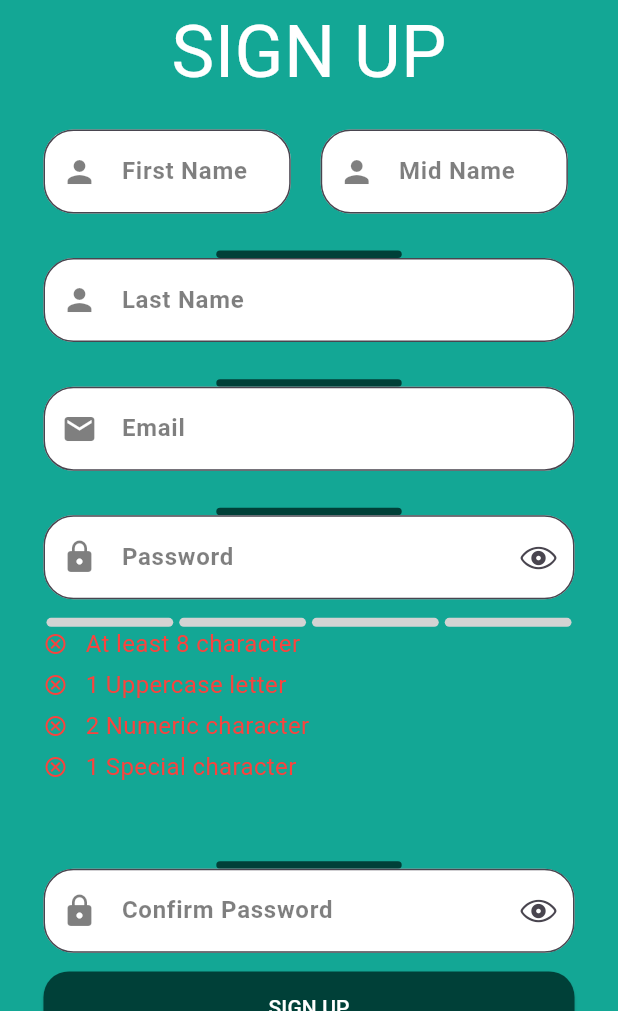
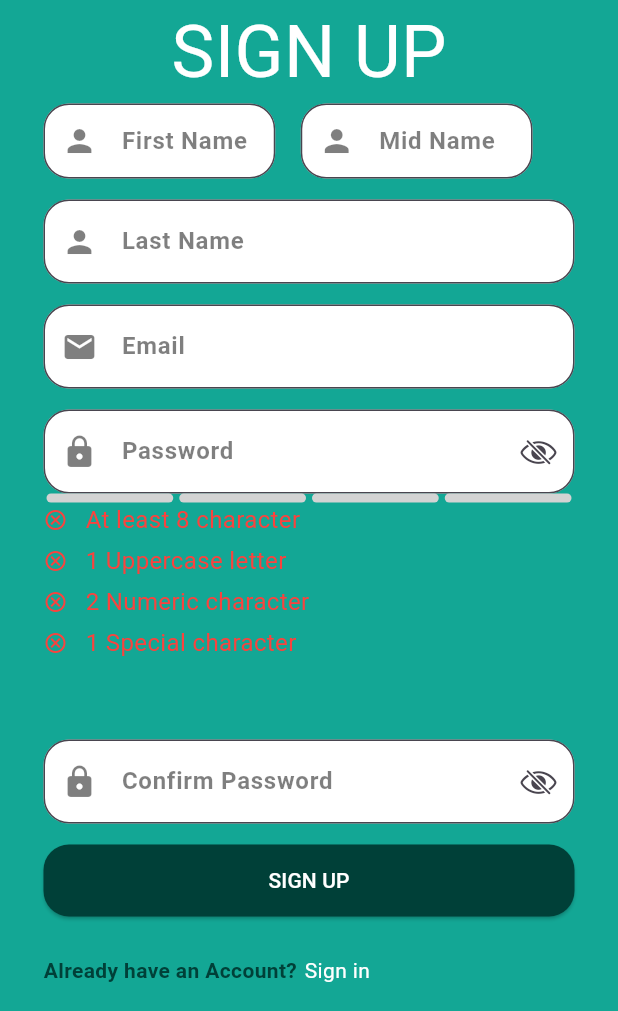
Before and after one commit to Oswa-Hassana-project/Flutter_app, a Flutter app: the screen it shows after launch, on a phone screen of 412 x 824 dp, the part 225-1236 px from its top. Run offline on Flutter 3.47's test engine with Material 3 defaults, Android fonts, the phone set to English and light mode, and no system bars; drawn by our look-alikes of flutter_pw_validator; our stand-ins replace bloc, flutter_bloc; missing offline and left inert: dart:ffi.

```diff
--- a/lib/main.dart
+++ b/lib/main.dart
@@ -1,7 +1,11 @@
+import 'package:bloc/bloc.dart';
+import 'package:finalproject/pages/homepage.dart';
 import 'package:finalproject/pages/sign_up.dart';
+import 'package:finalproject/shared/BlocObserver.dart';
 import 'package:flutter/material.dart';
 
 void main() {
+  Bloc.observer = MyBlocObserver();
   runApp(const MyApp());
 }
 
--- a/lib/pages/sign_up.dart
+++ b/lib/pages/sign_up.dart
@@ -1,6 +1,9 @@
+import 'package:finalproject/shared/cubit/cubit.dart';
+import 'package:finalproject/shared/cubit/states.dart';
 import 'package:finalproject/widgets/text_form_field.dart';
 import 'package:flutter/cupertino.dart';
 import 'package:flutter/material.dart';
+import 'package:flutter_bloc/flutter_bloc.dart';
 import 'package:flutter_pw_validator/flutter_pw_validator.dart';
 
 class sign_up extends StatefulWidget {
@@ -20,12 +23,18 @@ class _sign_upState extends State<sign_up> {
   var conf_passControler =TextEditingController();
   final formKey = GlobalKey<FormState>();
   final GlobalKey<FlutterPwValidatorState> validatorKey = GlobalKey<FlutterPwValidatorState>();
-  bool isPassword =true;
+
 
   @override
   Widget build(BuildContext context) {
     var h = MediaQuery.of(context).size.height;
     var w = MediaQuery.of(context).size.width;
+    return BlocProvider(
+      create: (context) => AppCubit(),
+      child: BlocConsumer<AppCubit,AppStates>(
+        listener: (context, state) {},
+        builder:(context, state) {
+          AppCubit cubit = AppCubit.get(context);
           return Scaffold(
               body:
               SingleChildScrollView(
@@ -39,11 +48,11 @@ class _sign_upState extends State<sign_up> {
                         children: [
                           Image(image: AssetImage("assets/logo/اسوه حسنه1.png"),width:110,height: 110,),
                           Text("SIGN UP",style: TextStyle(fontSize: 48,color: Colors.white),),
-                  Container(
-                    child: Row(
+                          Row(
                             children: [
                               SizedBox(
-                          width: .40*w,
+                                height: 50,
+                                width: 154.5,
                                 child: TextFormWidget(keyboardType: TextInputType.name,label:"First Name",Controller: firstnameController,
                                   validator: (value){
                                     if (value == null || value == '') {
@@ -51,13 +60,13 @@ class _sign_upState extends State<sign_up> {
                                     }
                                     return null;
                                   },
-                            width_line:0.0*w ,
                                   preIcon: Icons.person,
                                 ),
                               ),
-                        SizedBox(width: 20,),
+                              SizedBox(width: 17,),
                               SizedBox(
-                          width: 0.40*w,
+                                height: 50,
+                                width: 154.5,
                                 child: TextFormWidget(keyboardType: TextInputType.name,label:"Mid Name",Controller: midController,
                                   validator: (value){
                                     if (value == null || value == '') {
@@ -65,13 +74,12 @@ class _sign_upState extends State<sign_up> {
                                     }
                                     return null;
                                   },
-                            width_line: 0,
                                   preIcon: Icons.person,
                                 ),
                               )
                             ],
                           ),
-                  ),
+                          SizedBox(height: 14,),
                           TextFormWidget(keyboardType: TextInputType.name,label:"Last Name",Controller: lastController,
                             validator: (value){
                               if (value == null || value == '') {
@@ -81,6 +89,7 @@ class _sign_upState extends State<sign_up> {
                             },
                             preIcon: Icons.person,
                           ),
+                          SizedBox(height: 14,),
                           TextFormWidget(keyboardType: TextInputType.emailAddress,label:"Email",Controller: emailController,
                             validator: (value){
                               if (value!.isEmpty ) {
@@ -96,14 +105,13 @@ class _sign_upState extends State<sign_up> {
                             },
                             preIcon: Icons.email,
                           ),
+                          SizedBox(height: 14,),
                           TextFormWidget(keyboardType: TextInputType.visiblePassword,label:"Password",
                             Controller: passwordController,
-                    ispassword: isPassword,
-                    sufIcon: isPassword?CupertinoIcons.eye:CupertinoIcons.eye_slash,
+                            ispassword: cubit.isPassword,
+                            sufIcon: cubit.isPassword?CupertinoIcons.eye_slash:CupertinoIcons.eye,
                             suffixPressed: () {
-                      setState(() {
-                        isPassword = !isPassword;
-                      });
+                            cubit.PasswordIsShow();
                             },
                             validator: (value){
                               if (value == null || value == '') {
@@ -127,6 +135,7 @@ class _sign_upState extends State<sign_up> {
                             controller: passwordController,
 
                           ),
+                          SizedBox(height: 14,),
                           TextFormWidget(keyboardType: TextInputType.visiblePassword,label:"Confirm Password",Controller: conf_passControler,
                             validator: (value){
                               if (value == null || value == '') {
@@ -136,15 +145,14 @@ class _sign_upState extends State<sign_up> {
                               }
                               return null;
                             },
-                    ispassword: isPassword,
-                    sufIcon: isPassword?CupertinoIcons.eye:CupertinoIcons.eye_slash,
+                            ispassword: cubit.isPassword,
+                            sufIcon: cubit.isPassword?CupertinoIcons.eye_slash:CupertinoIcons.eye,
                             suffixPressed: () {
-                      setState(() {
-                        isPassword = !isPassword;
-                      });
+                              cubit.PasswordIsShow();
                             },
                             preIcon: Icons.lock,
                           ),
+                          SizedBox(height: 14,),
                           ElevatedButton(onPressed: (){
                             if(formKey.currentState!.validate()){
                               print(passwordController.text);
@@ -173,6 +181,10 @@ class _sign_upState extends State<sign_up> {
                 ),
               )
           );
+
+        },
+      ),
+    );
   }
   String? passconfirm(value){
     if (value==true){
--- /dev/null
+++ b/lib/shared/cubit/cubit.dart
@@ -0,0 +1,24 @@
+import 'package:bloc/bloc.dart';
+import 'package:finalproject/shared/cubit/states.dart';
+import 'package:flutter_bloc/flutter_bloc.dart';
+
+
+class AppCubit extends Cubit<AppStates>{
+  AppCubit():super(AppInitalState());
+
+  static AppCubit get(context)=> BlocProvider.of(context);
+
+  bool isPassword =true;
+
+
+  void PasswordIsShow (){
+    isPassword =!isPassword;
+    emit(PasswordShow());
+  }
+
+
+
+
+
+
+}
--- /dev/null
+++ b/lib/shared/cubit/states.dart
@@ -0,0 +1,4 @@
+abstract class AppStates {}
+
+class AppInitalState extends AppStates {}
+class PasswordShow extends AppStates{}
--- a/lib/widgets/text_form_field.dart
+++ b/lib/widgets/text_form_field.dart
@@ -10,7 +10,6 @@ class TextFormWidget extends StatelessWidget {
         required this.keyboardType,
         required this.preIcon,
         this.sufIcon,
-        this.width_line,
         this.ispassword=false,
         this.validator,
         this.onChanged,
@@ -30,26 +29,12 @@ class TextFormWidget extends StatelessWidget {
   final IconData? sufIcon;
   final TextInputType? keyboardType;
   final int? maxLine;
-  final double? width_line;
   final int? minLine;
 
   @override
   Widget build(BuildContext context) {
-    var h = MediaQuery.of(context).size.height;
-    var w = MediaQuery.of(context).size.width;
-    return Padding(
-      padding:  EdgeInsets.symmetric(vertical: .015*h),
-      child: Column(
-        children: [
-          Container(
-            height: 5,
-            width: width_line ?? 0.3*w,
-              decoration: BoxDecoration(
-                color: Color(0xff004038),
-                borderRadius: BorderRadius.circular(17)
-              ),
-          ),
-          TextFormField(
+
+    return TextFormField(
       maxLines:maxLine ?? 1 ,
       minLines: minLine,
       keyboardType: keyboardType,
@@ -63,16 +48,13 @@ class TextFormWidget extends StatelessWidget {
           color: Color(0xff80000000),fontWeight: FontWeight.bold),),
         fillColor: Colors.white,
         filled: true,
-              border:  OutlineInputBorder(borderRadius: BorderRadius.all(Radius.circular(20))),
+        border:  OutlineInputBorder(borderRadius: BorderRadius.all(Radius.circular(17))),
         prefixIcon:Icon(preIcon,color: Color(0xff80000000),),
         suffixIcon: sufIcon != null ? IconButton(
             onPressed: suffixPressed,
             icon: Icon(sufIcon)):null,
       ),
 
-          ),
-        ],
-      ),
     );
   }
 }
--- a/pubspec.yaml
+++ b/pubspec.yaml
@@ -35,6 +35,8 @@ dependencies:
   # The following adds the Cupertino Icons font to your application.
   # Use with the CupertinoIcons class for iOS style icons.
   cupertino_icons: ^1.0.2
+  bloc: ^8.1.4
+  flutter_bloc: ^8.1.5
 
 dev_dependencies:
   flutter_test:
```
Also changed, not shown: lib/shared/BlocObserver.dart (added, +39 -0 lines), pubspec.lock. Lines whose indentation alone changed are shown as unchanged.
